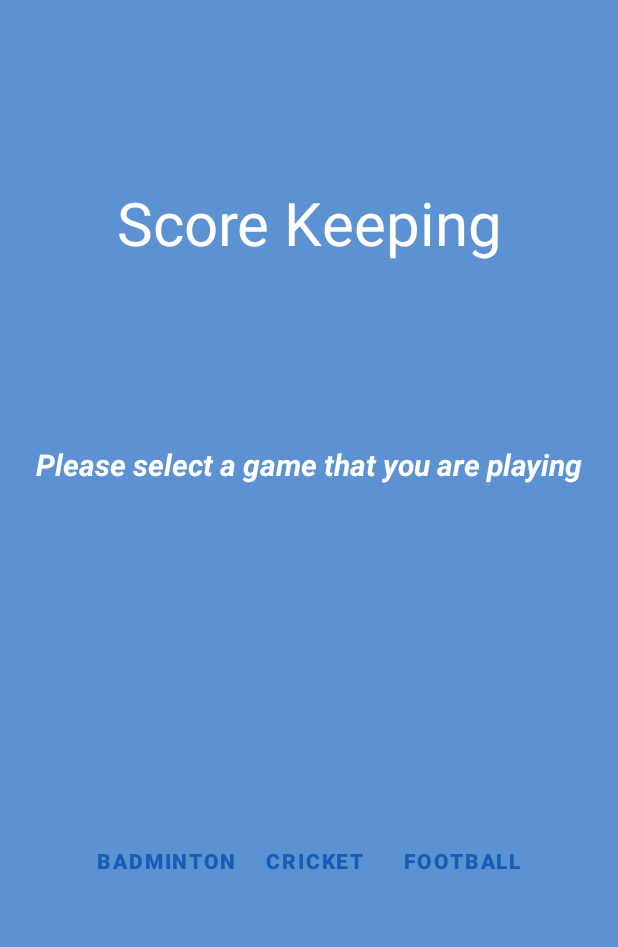
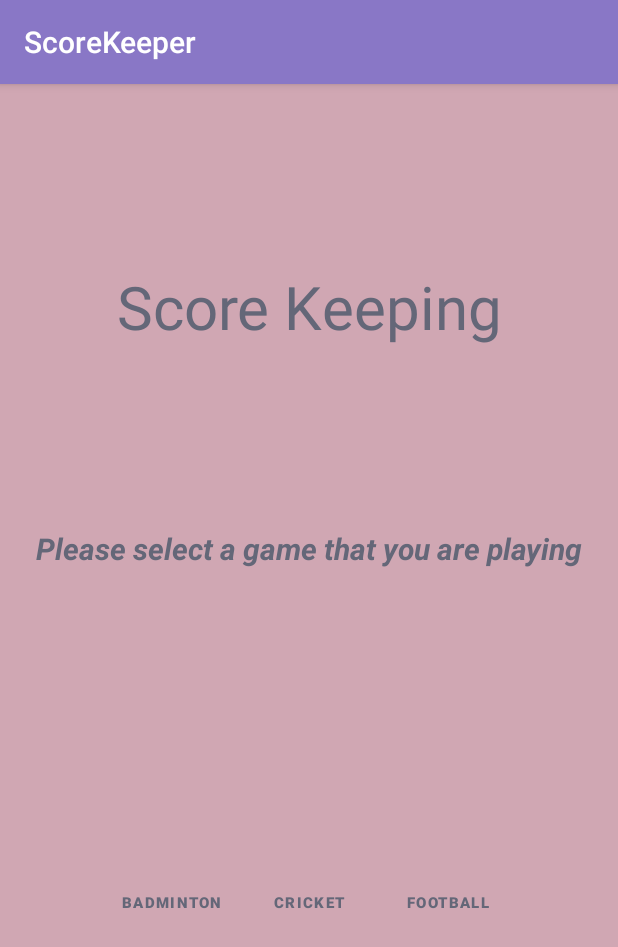
Before and after one commit to myCambrianGoonja/lab_4.1And5ScoringGameApp, an Android app: the screen it shows after launch (MainActivity), on a phone screen of 412 x 824 dp. Shown: the top 947 px of the screen. Run offline under Robolectric (Android 15) with nearby library versions, the phone set to English and light mode, and no system bars.

Commit message:
Included theme into the app

```diff
--- a/app/build.gradle
+++ b/app/build.gradle
@@ -33,6 +33,9 @@ android {
     buildFeatures {
         viewBinding = true
     }
+    dataBinding{
+        enabled = true  //enable data binding
+    }
 }
 
 dependencies {
--- a/app/src/main/AndroidManifest.xml
+++ b/app/src/main/AndroidManifest.xml
@@ -14,10 +14,12 @@
         tools:targetApi="31">
         <activity
             android:name=".ActualScoringActivity"
-            android:exported="false" />
+            android:exported="false"
+            android:theme="@style/customTheme"/>
         <activity
             android:name=".MainActivity"
-            android:exported="true">
+            android:exported="true"
+            android:theme="@style/customTheme">
             <intent-filter>
                 <action android:name="android.intent.action.MAIN" />
 
--- a/app/src/main/java/com/example/scorekeeper/MainActivity.kt
+++ b/app/src/main/java/com/example/scorekeeper/MainActivity.kt
@@ -23,9 +23,6 @@ class MainActivity : AppCompatActivity() {
         * all the sports names are buttons and that is how deducing
         * which value was selected becomes easy
         * */
-        val badminton = findViewById<Button>(R.id.game_badminton)
-        val cricket = findViewById<Button>(R.id.game_cricket)
-        val football = findViewById<Button>(R.id.game_football)
 
         viewBinding.gameBadminton.setOnClickListener {
             callActualScoring(GAMESCORES.BADMINTON)
--- a/app/src/main/res/layout/activity_main.xml
+++ b/app/src/main/res/layout/activity_main.xml
@@ -2,10 +2,10 @@
 <androidx.constraintlayout.widget.ConstraintLayout xmlns:android="http://schemas.android.com/apk/res/android"
     xmlns:app="http://schemas.android.com/apk/res-auto"
     xmlns:tools="http://schemas.android.com/tools"
-    android:background="@color/danube"
     android:layout_width="match_parent"
     android:layout_height="match_parent"
-    tools:context=".MainActivity">
+    tools:context=".MainActivity"
+    android:background="@color/colorPinkLavender">
 
     <TextView
         android:id="@+id/app_title"
@@ -13,7 +13,7 @@
         android:layout_height="wrap_content"
         android:text="@string/score_keeping"
         android:textSize="40dp"
-        android:textColor="@color/white"
+        android:textColor="@color/shuttle_gray"
         app:layout_constraintBottom_toTopOf="@+id/app_subTitle"
         app:layout_constraintEnd_toEndOf="parent"
         app:layout_constraintStart_toStartOf="parent"
@@ -27,10 +27,10 @@
         android:fontFamily="sans-serif"
         android:text="@string/game_select_text"
         android:textAllCaps="false"
-        android:textColor="@color/white"
         android:textSize="20sp"
         android:textStyle="bold|italic"
         app:layout_constraintEnd_toEndOf="parent"
+        android:textColor="@color/shuttle_gray"
         app:layout_constraintStart_toStartOf="parent"
         app:layout_constraintTop_toTopOf="parent" />
 
@@ -50,35 +50,32 @@
 
         <Button
             android:id="@+id/game_badminton"
-            style="@style/Widget.MaterialComponents.Button.TextButton"
+            style="@style/CustomButton.TextButton"
             android:layout_margin="2sp"
             android:gravity="fill"
             android:text="@string/badminton"
             android:textAllCaps="true"
-            android:textColor="@color/denim"
             android:textStyle="bold"
             app:layout_columnWeight="1"
             app:layout_row="0" />
 
         <Button
             android:id="@+id/game_cricket"
-            style="@style/Widget.MaterialComponents.Button.TextButton"
+            style="@style/CustomButton.TextButton"
             android:layout_margin="2sp"
             android:gravity="fill"
             android:text="@string/cricket"
-            android:textColor="@color/denim"
             android:textStyle="bold"
             app:layout_columnWeight="1"
             app:layout_row="0" />
 
         <Button
             android:id="@+id/game_football"
-            style="@style/Widget.MaterialComponents.Button.TextButton"
+            style="@style/CustomButton.TextButton"
             android:layout_margin="2sp"
             android:gravity="fill"
             android:text="@string/football"
             android:textAllCaps="true"
-            android:textColor="@color/denim"
             android:textStyle="bold"
             app:layout_columnWeight="1"
             app:layout_row="0" />
--- a/app/src/main/res/values/colors.xml
+++ b/app/src/main/res/values/colors.xml
@@ -1,8 +1,26 @@
 <?xml version="1.0" encoding="utf-8"?>
 <resources>
-    <color name="black">#FF000000</color>
-    <color name="white">#FFFFFFFF</color>
-    <color name="denim">#135EB6</color>
-    <color name="danube">#5C92D1</color>
+<!--    <color name="black">#FF000000</color>-->
+<!--    <color name="white">#FFFFFFFF</color>-->
+<!--    <color name="denim">#135EB6</color>-->
+<!--    <color name="danube">#5C92D1</color>-->
     <color name="shuttle_gray">#646778</color>
+
+    <!-- Primary Color: Amethyst -->
+    <color name="colorPrimary">#8977c6</color>
+
+    <!-- Darker shade of Primary Color -->
+    <color name="colorPrimaryDark">#775eab</color>
+
+    <!-- Secondary Color: African Violet -->
+    <color name="colorSecondary">#a472ae</color>
+
+    <!-- Accent Color: Mountbatten pink -->
+    <color name="colorAccent">#ae8597</color>
+
+    <!-- Additional Color: Rosy brown -->
+    <color name="colorRosyBrown">#b39193</color>
+
+    <!-- Additional Color: Pink lavender -->
+    <color name="colorPinkLavender">#d0a7b3</color>
 </resources>
--- a/app/src/main/res/values/strings.xml
+++ b/app/src/main/res/values/strings.xml
@@ -2,7 +2,7 @@
     <string name="app_name">ScoreKeeper</string>
     <string name="score_keeping">Score Keeping</string>
     <string name="game_select_text">Please select a game that you are playing</string>
-    <string name="cricket">Cricket</string>
+    <string name="cricket">CRICKET</string>
     <string name="badminton">Badminton</string>
     <string name="football">Football</string>
     <string name="type_of_counting_text">Select the type of counting</string>
--- a/app/src/main/res/values/themes.xml
+++ b/app/src/main/res/values/themes.xml
@@ -1,9 +1,23 @@
 <resources xmlns:tools="http://schemas.android.com/tools">
     <!-- Base application theme. -->
-    <style name="Base.Theme.ScoreKeeper" parent="Theme.Material3.DayNight.NoActionBar">
+    <style name="customTheme" parent="Theme.MaterialComponents.Light.DarkActionBar.Bridge">
         <!-- Customize your light theme here. -->
-        <!-- <item name="colorPrimary">@color/my_light_primary</item> -->
+        <item name="colorPrimary">@color/colorPrimary</item>
+        <item name="colorPrimaryDark">@color/colorPrimaryDark</item>
+        <item name="colorAccent">@color/colorAccent</item>
     </style>
+
+    <style name="CustomButton.TextButton" parent="Widget.MaterialComponents.Button.TextButton">
+        <!-- Customize the attributes as per your preference -->
+        <!-- For example, you can set custom background, text color, etc. -->
+        <item name="android:backgroundTint">@android:color/transparent</item>
+        <item name="android:textColor">@color/shuttle_gray</item>
+        <item name="android:textAlignment">center</item>
+        <item name="android:textSize">10dp</item>
+        <!-- Add more custom attributes here if needed -->
+    </style>
+
+
 
     <style name="Theme.ScoreKeeper" parent="Base.Theme.ScoreKeeper" />
 </resources>
```
Also changed, not shown: app/src/main/res/layout/activity_actual_scoring.xml (+1 -12 lines).
